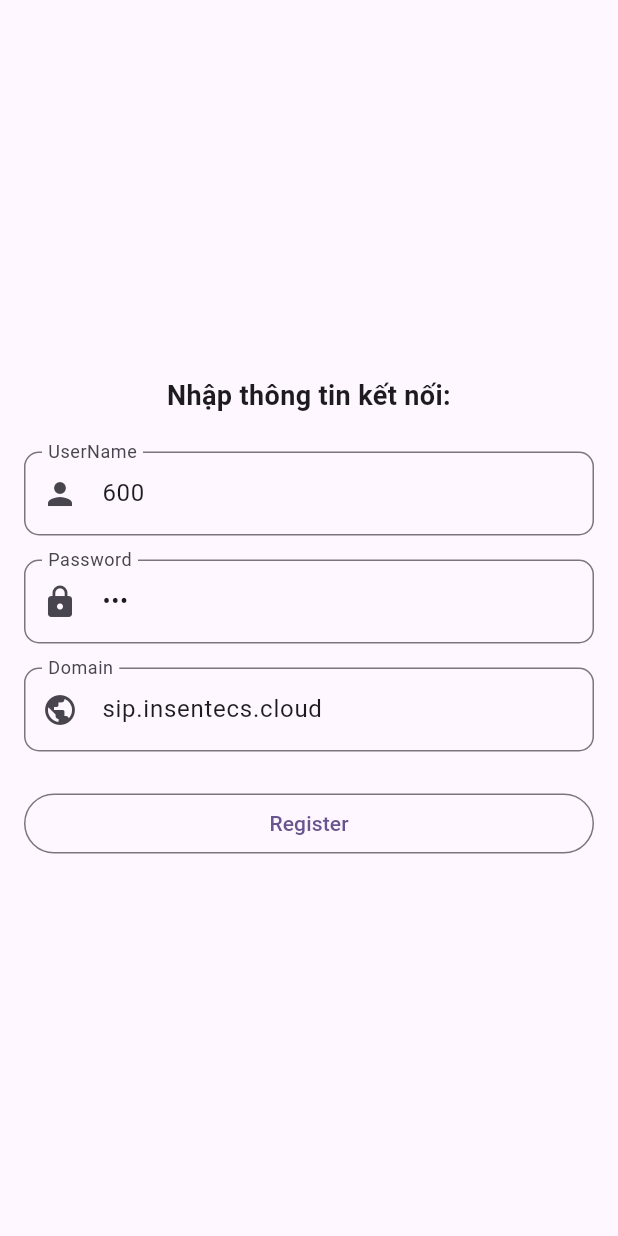
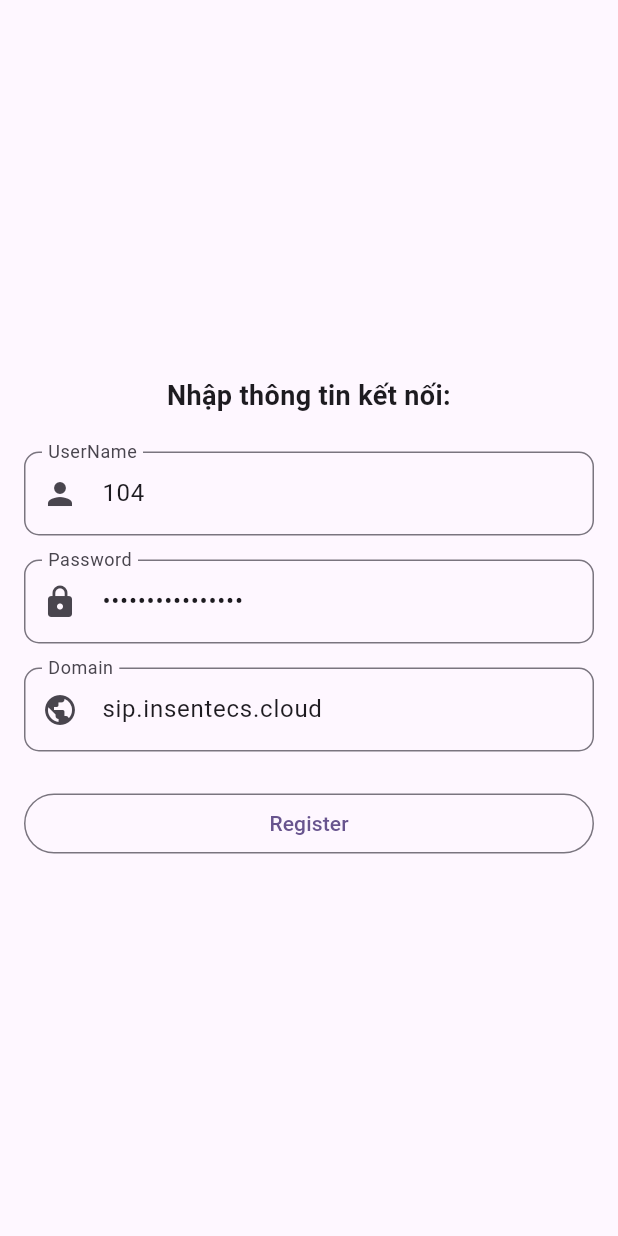
Before and after one commit to Insen-Technology-JSC/linphone_plugin, a Flutter app: the screen it shows after launch, after a tap on "Register", on a phone screen of 412 x 824 dp. Run offline on Flutter 3.47's test engine with Material 3 defaults, Android fonts, the phone set to English and light mode, and no system bars; our stand-ins replace plugin_platform_interface.

```diff
--- a/example/lib/lin_phone_page.dart
+++ b/example/lib/lin_phone_page.dart
@@ -21,9 +21,9 @@ class _LinPhonePageState extends State<LinPhonePage> {
   var isCallRunning = false;
   var isOutgoingCall = false;
   var isIncomingReceived = false;
-  final textController = TextEditingController(text: '700');
-  final _usernameController = TextEditingController(text: '600');
-  final _passwordController = TextEditingController(text: '600');
+  final textController = TextEditingController(text: '100');
+  final _usernameController = TextEditingController(text: '104');
+  final _passwordController = TextEditingController(text: 'a866a508563939d5');
   final _domainController = TextEditingController(text: 'sip.insentecs.cloud');
 
   @override
@@ -71,6 +71,7 @@ class _LinPhonePageState extends State<LinPhonePage> {
               isCallRunning = true;
               isOutgoingCall = false;
             });
+            ChannelHelper.instance.toggleSpeaker();
             break;
           case 'onOutgoingProgress':
             setState(() {
@@ -380,7 +381,9 @@ class _LinPhonePageState extends State<LinPhonePage> {
                           ChannelHelper.instance.register(
                             userName: userName,
                             password: password,
-                            domain: domain,
+                            domain: 'sip.insentecs.cloud',
+                            fbProjectId: 'dev-genki-notification',
+                            hubId: '',
                           );
                         },
                         child: const Text('Register'),
```
Also changed, not shown: 1 other file.
